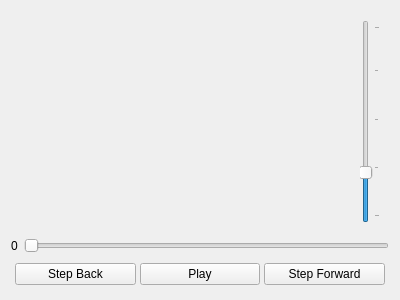
Old version of the form application/ui/videoplayer.ui in the repository BioFoV/BioFoV.
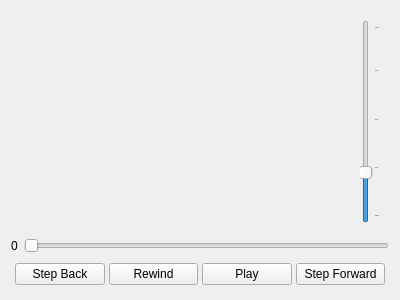
New version of the form.

Commit message: Added rewind button and refactored button names.

Diff of the .ui file:
```diff
--- a/application/ui/videoplayer.ui
+++ b/application/ui/videoplayer.ui
@@ -105,12 +105,19 @@
        <number>4</number>
       </property>
       <item>
-       <widget class="QPushButton" name="rewindButton">
+       <widget class="QPushButton" name="stepbackButton">
         <property name="text">
          <string>Step Back</string>
         </property>
        </widget>
       </item>
+      <item>
+       <widget class="QPushButton" name="rewindButton">
+        <property name="text">
+         <string>Rewind</string>
+        </property>
+       </widget>
+      </item>
       <item>
        <widget class="QPushButton" name="playButton">
         <property name="text">
```
Left out of the diff: 2 changed lines with no effect on the pictures. The commit also changes 2 other files.
